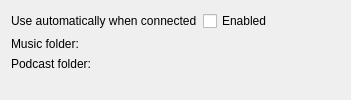
Qt form src/core-impl/collections/umscollection/UmsConfiguration.ui (KDE/amarok) before a commit.
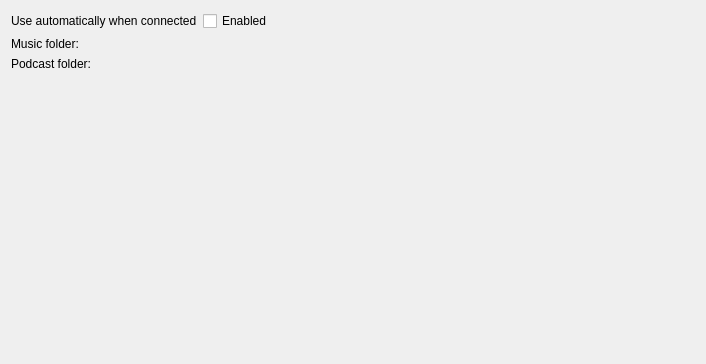
The same form after that commit. Custom widgets are drawn as their Qt base class.

```diff
--- a/src/core-impl/collections/umscollection/UmsConfiguration.ui
+++ b/src/core-impl/collections/umscollection/UmsConfiguration.ui
@@ -6,8 +6,8 @@
    <rect>
     <x>0</x>
     <y>0</y>
-    <width>351</width>
-    <height>100</height>
+    <width>706</width>
+    <height>364</height>
    </rect>
   </property>
   <property name="minimumSize">
```
